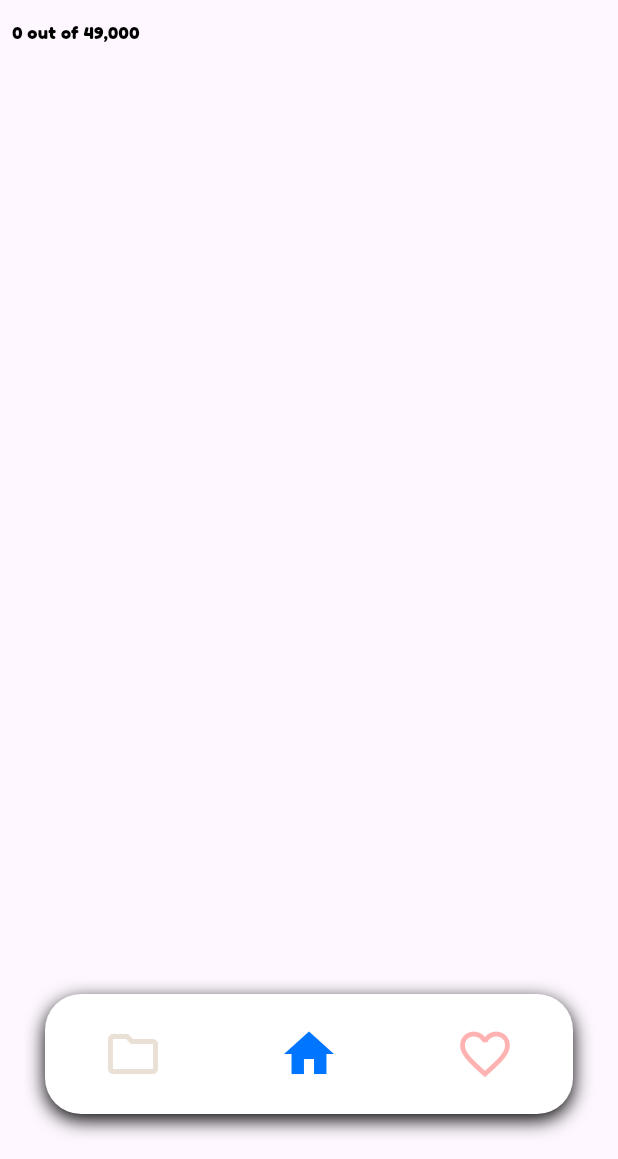
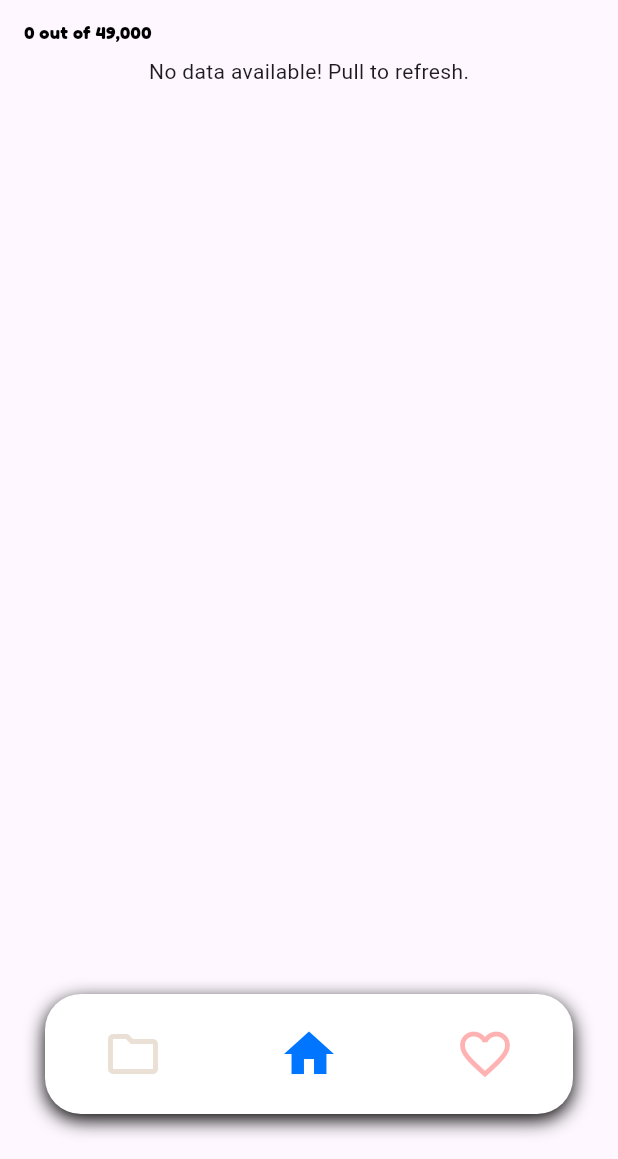
Before and after one commit to Clickbaithate/funko_vault, a Flutter app: the screen it shows after launch, on a phone screen of 412 x 824 dp, the part 77-1236 px from its top. Run offline on Flutter 3.47's test engine with Material 3 defaults, Android fonts, the phone set to English and light mode, and no system bars; our stand-ins replace cached_network_image, flutter_riverpod, google_fonts, sqflite; accounts and stored records are empty; network calls fail.

Commit message:
Added ability to refrehs if API fails, was not working previously. The loading and error methods don't work for some reason so I just check if funkos is empty.

```diff
--- a/lib/screens/home.dart
+++ b/lib/screens/home.dart
@@ -1,4 +1,4 @@
-// ignore_for_file: prefer_const_constructors, library_private_types_in_public_api
+// ignore_for_file: prefer_const_constructors, library_private_types_in_public_api, prefer_const_literals_to_create_immutables
 import 'package:flutter/material.dart';
 import 'package:flutter_riverpod/flutter_riverpod.dart';
 import 'package:funko_vault/components/funko_card.dart';
@@ -7,6 +7,7 @@ import 'package:funko_vault/services/provider.dart';
 import 'package:google_fonts/google_fonts.dart';
 import 'package:intl/intl.dart';
 
+// Class Definition
 class HomePage extends ConsumerStatefulWidget {
   const HomePage({super.key});
 
@@ -14,11 +15,14 @@ class HomePage extends ConsumerStatefulWidget {
   _HomePageState createState() => _HomePageState();
 }
 
+
 class _HomePageState extends ConsumerState<HomePage> {
+
+  // Class Variables
   final ScrollController _scrollController = ScrollController();
   final formatter = NumberFormat('#,###');
-  String? selectedSeries;
 
+  // Override Methods
   @override
   void initState() {
     super.initState();
@@ -35,18 +39,16 @@ class _HomePageState extends ConsumerState<HomePage> {
     super.dispose();
   }
 
+  // Helper Methods
   Future<void> refresh() async {
     await ref.read(funkoListProvider.notifier).fetchFunkos(refresh: true);
   }
 
-  void onSeriesSelected(String series) {
-    setState(() {
-      selectedSeries = series;
-    });
-  }
-
+  // Build Method
   @override
   Widget build(BuildContext context) {
+
+    // Fetching Funkos
     final asyncFunkos = ref.watch(funkoListProvider);
 
     return Scaffold(
@@ -70,7 +72,7 @@ class _HomePageState extends ConsumerState<HomePage> {
         crossAxisAlignment: CrossAxisAlignment.start,
         children: [
           Padding(
-            padding: const EdgeInsets.all(8.0),
+            padding: const EdgeInsets.fromLTRB(16, 8, 8, 8),
             child: asyncFunkos.when(
               data: (funkos) {
                 final num = funkos.length;
@@ -84,26 +86,29 @@ class _HomePageState extends ConsumerState<HomePage> {
             ),
           ),
           Expanded(
+            child: RefreshIndicator(
+              onRefresh: refresh,
               child: asyncFunkos.when(
-              data: (funkos) {
-                return RefreshIndicator(
-                  onRefresh: refresh,
-                  child: GridView.builder(
+                data: (funkos) => funkos.isNotEmpty ? GridView.builder(
                   gridDelegate: SliverGridDelegateWithFixedCrossAxisCount(
                     crossAxisCount: 2,
                     childAspectRatio: 7 / 10,
                   ),
                   controller: _scrollController,
+                  physics: AlwaysScrollableScrollPhysics(),
                   itemCount: funkos.length,
                   itemBuilder: (context, index) {
                     final funko = funkos[index];
                     return FunkoCard(funko: funko);
                   },
+                ) : ListView(
+                  controller: _scrollController,
+                  physics: AlwaysScrollableScrollPhysics(),
+                  children: [Center(child: Text("No data available! Pull to refresh."))]
                 ),
-                );
-              },
                 loading: () => Center(child: CircularProgressIndicator()),
-              error: (e, stack) => Center(child: Text("Error!")),
+                error: (e, stack) => Text("Error!")
+              ),
             ),
           ),
         ],
```
Lines whose indentation alone changed are shown as unchanged.
